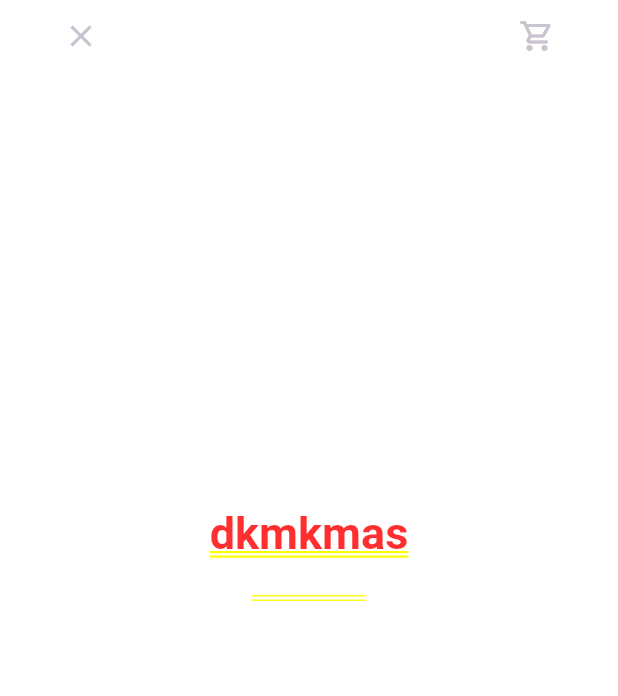
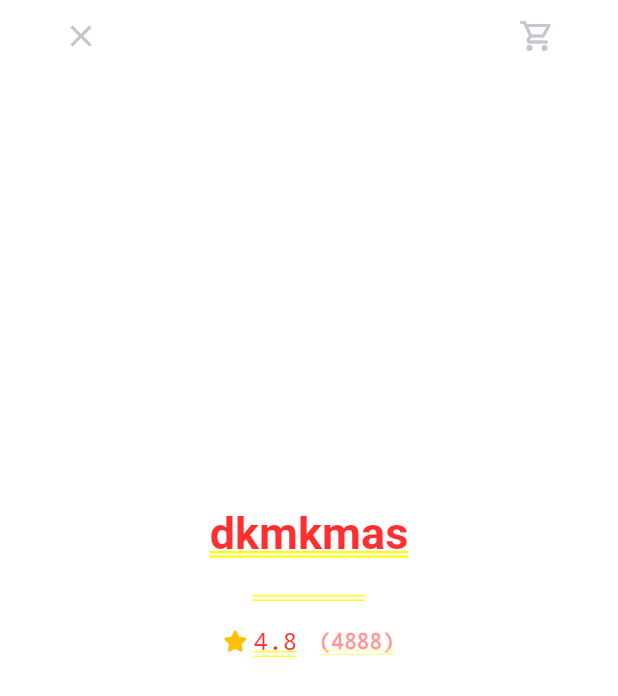
Before and after one commit to Marwadnz4/bookly_app, a Flutter app: the BookDetailsBodyView screen opened by its route, on a phone screen of 412 x 824 dp. Shown: the top 696 px of the screen. Run offline on Flutter 3.47's test engine with Material 3 defaults, Android fonts, the phone set to English and light mode, and no system bars; our stand-ins replace font_awesome_flutter, go_router, google_fonts; Roboto replaces fonts that are missing (GT Sectra Fine).

Commit message:
add rating  to book details

```diff
--- a/lib/features/home/presentation/views/widgets/book_details_body_view.dart
+++ b/lib/features/home/presentation/views/widgets/book_details_body_view.dart
@@ -1,4 +1,5 @@
 import 'package:bookly_app/core/utils/styles.dart';
+import 'package:bookly_app/features/home/presentation/views/widgets/book_rating.dart';
 import 'package:bookly_app/features/home/presentation/views/widgets/custom_book_details_appbar.dart';
 import 'package:bookly_app/features/home/presentation/views/widgets/custom_book_view_item.dart';
 import 'package:flutter/material.dart';
@@ -38,6 +39,12 @@ class BookDetailsBodyView extends StatelessWidget {
               color: Colors.white.withOpacity(.7),
             ),
           ),
+          const SizedBox(
+            height: 18,
+          ),
+          const BookRating(
+            mainAxisAlignment: MainAxisAlignment.center,
+          ),
         ],
       ),
     );
--- a/lib/features/home/presentation/views/widgets/book_rating.dart
+++ b/lib/features/home/presentation/views/widgets/book_rating.dart
@@ -3,29 +3,40 @@ import 'package:flutter/material.dart';
 import 'package:font_awesome_flutter/font_awesome_flutter.dart';
 
 class BookRating extends StatelessWidget {
-  const BookRating({super.key});
+  const BookRating({
+    super.key,
+    this.mainAxisAlignment = MainAxisAlignment.start,
+  });
 
+  final MainAxisAlignment mainAxisAlignment;
   @override
   Widget build(BuildContext context) {
-    return const Row(
+    return Row(
+      mainAxisAlignment: mainAxisAlignment,
       children: [
-        Icon(
+        const Icon(
           FontAwesomeIcons.solidStar,
           color: Colors.amber,
+          size: 14,
         ),
-        SizedBox(
+        const SizedBox(
           width: 6.3,
         ),
-        Text(
+        const Text(
           '4.8 ',
           style: Styles.textStyle16,
         ),
-        SizedBox(
+        const SizedBox(
           width: 5,
         ),
-        Text(
-          '(4888)',
-          style: Styles.textStyle14,
+        Opacity(
+          opacity: .5,
+          child: Text(
+            '(4888)',
+            style: Styles.textStyle14.copyWith(
+              fontWeight: FontWeight.w600,
+            ),
+          ),
         ),
       ],
     );
```
